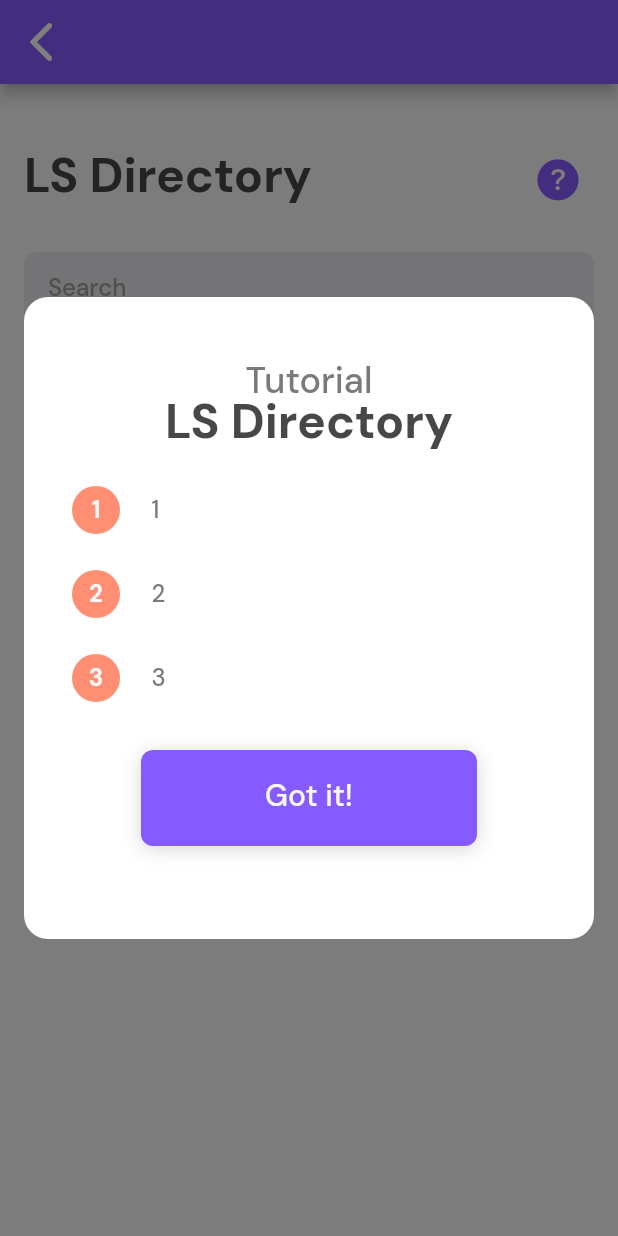
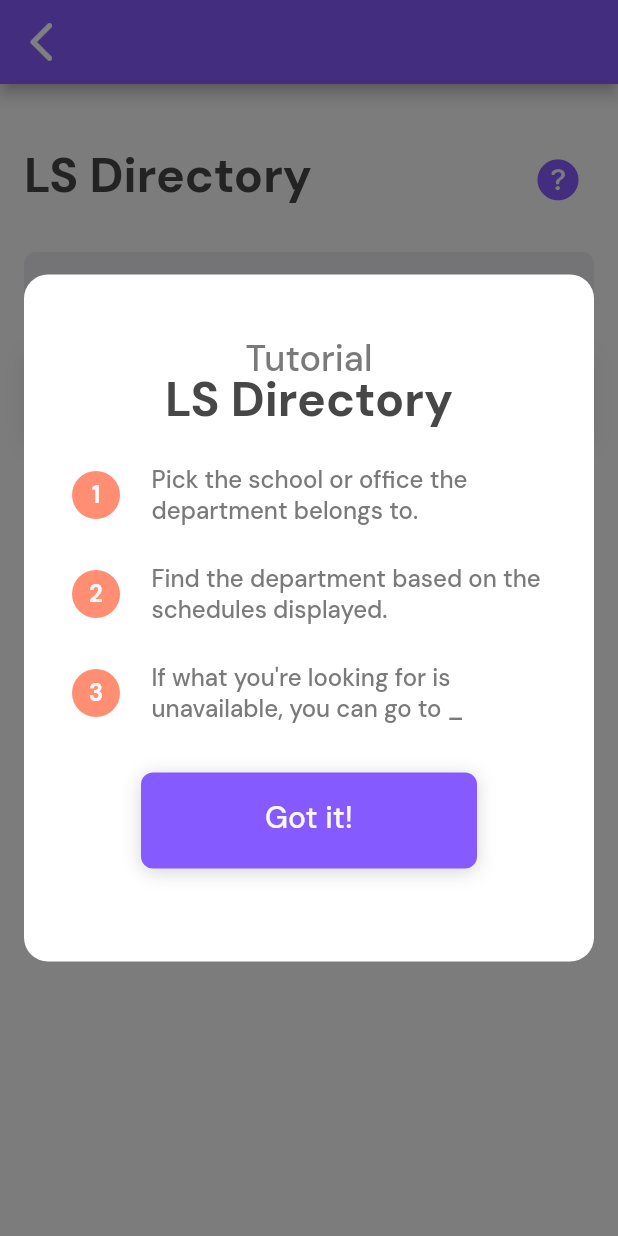
Before and after one commit to gdsc-loyola/admu_student_app, a Flutter app: the DirectoryPage screen opened directly, on a phone screen of 412 x 824 dp. Run offline on Flutter 3.47's test engine with Material 2 defaults, Android fonts, the phone set to English and light mode, and no system bars; our stand-ins replace google_fonts, introduction_screen, sqflite; missing offline and left inert: flutter_hsvcolor_picker; accounts and stored records are empty.

Commit message:
switch directory dropdown to expansiontile

```diff
--- a/lib/screens/drawer/directory_page.dart
+++ b/lib/screens/drawer/directory_page.dart
@@ -1,4 +1,5 @@
 import 'package:admu_student_app/widgets/custom_drop_down.dart';
+import 'package:admu_student_app/widgets/drawer/office_drop_down.dart';
 import 'package:flutter/material.dart';
 
 import 'package:admu_student_app/constants/app_colors.dart';
@@ -17,7 +18,7 @@ class _DirectoryPageState extends State<DirectoryPage> {
 
   TextEditingController _searchCtrl = TextEditingController();
 
-  int _selected = 0;
+  int _selected = -1;
 
   @override
   void initState() {
@@ -45,9 +46,9 @@ class _DirectoryPageState extends State<DirectoryPage> {
       context,
       title: 'LS Directory',
       strings: [
-        '1',
-        '2',
-        '3',
+        'Pick the school or office the department belongs to.',
+        'Find the department based on the schedules displayed.',
+        'If what you\'re looking for is unavailable, you can go to _',
       ],
     );
   }
@@ -61,60 +62,12 @@ class _DirectoryPageState extends State<DirectoryPage> {
     });
   }
 
-  Widget _buildGroupDropdown(List<Map<String, dynamic>> data) {
-    List<DropdownMenuItem> items = [
-      DropdownMenuItem(
-        child: Text(
-          'Select an office or a department',
-          // style: Theme.of(context).textTheme.bodyText1.copyWith(color: AppColors.GRAY_LIGHT[2]),
-        ),
-        value: 0,
-      ),
-    ];
-
-    int index = 1;
-    for (Map m in data) {
-      items.add(
-        DropdownMenuItem(
-          child: Text(m['title']),
-          value: index,
-        ),
-      );
-      index++;
-    }
-
-    return Container(
-      width: double.infinity,
-      height: 56, // ?
-      padding: EdgeInsets.fromLTRB(32, 16, 16, 16),
-      decoration: BoxDecoration(
-        color: AppColors.PRIMARY_LIGHT, // original MAIN
-        borderRadius: BorderRadius.all(Radius.circular(8)),
-      ),
-      child: DropdownButtonHideUnderline(
-        child: DropdownButton(
-          value: _selected,
-          items: items,
-          onChanged: (val) {
-            setState(() {
-              _selected = val;
-            });
-          },
-        ),
-      ),
-    );
-  }
-
   @override
   Widget build(BuildContext context) {
     List<Map<String, dynamic>> data =
-      LSDirectory.getFiltered(_searchCtrl.text, _isSearching);
-/*    if (_isSearching)
-      data = LSDirectory.getFiltered(_searchCtrl.text);
-    else
-      data = LSDirectory.getFiltered('');*/
+        LSDirectory.getFiltered(_searchCtrl.text, _isSearching);
 
-    if (_selected > data.length) _selected = 0;
+    if (_selected > data.length) _selected = -1;
 
     return Scaffold(
       appBar: AppBar(
@@ -165,7 +118,7 @@ class _DirectoryPageState extends State<DirectoryPage> {
                         keyboardType: TextInputType.multiline,
                         onTap: () {
                           setState(() {
-                            if (!_isSearching) _selected = 0;
+                            if (!_isSearching) _selected = -1;
                             _isSearching = true;
                           });
                         },
@@ -197,7 +150,7 @@ class _DirectoryPageState extends State<DirectoryPage> {
                         onTap: () {
                           setState(() {
                             _isSearching = false;
-                            _selected = 0;
+                            _selected = -1;
                             _searchCtrl.text = '';
                           });
                         },
@@ -216,7 +169,15 @@ class _DirectoryPageState extends State<DirectoryPage> {
             SizedBox(height: 16),
 
             // dropdown of groups
-            if (!_isSearching) _buildGroupDropdown(data),
+            if (!_isSearching)
+              OfficeDropDown(
+                data,
+                (i) {
+                  setState(() {
+                    _selected = i;
+                  });
+                },
+              ),
 
             if (_isSearching)
               ListView.builder(
@@ -257,15 +218,15 @@ class _DirectoryPageState extends State<DirectoryPage> {
               ),
 
             // offices
-            _selected != 0
+            _selected != -1
                 ? ListView.builder(
                     shrinkWrap: true,
                     physics: NeverScrollableScrollPhysics(),
-                    itemCount: data[_selected - 1]['offices'].length,
+                    itemCount: data[_selected]['offices'].length,
                     itemBuilder: (_, index) {
                       List<Widget> emails = [];
 
-                      Map<String, dynamic> officeData = data[_selected - 1]
+                      Map<String, dynamic> officeData = data[_selected]
                               ['offices'][index]
                           .cast<String, dynamic>();
                       List<String> rawEmails =
--- a/lib/screens/enlistment/enlistment_page.dart
+++ b/lib/screens/enlistment/enlistment_page.dart
@@ -41,9 +41,9 @@ class _EnlistmentPageState extends State<EnlistmentPage> {
       context,
       title: 'Enlistment',
       strings: [
-        '1',
-        '2',
-        '3',
+        'To add a class, tap the + button at the top right corner..',
+        'Fill out the required fields and hit done after!',
+        'Tap select and add the confirmed classes to your schedule.',
       ],
     );
   }
--- a/lib/screens/home/pomodoro_page.dart
+++ b/lib/screens/home/pomodoro_page.dart
@@ -95,9 +95,9 @@ class _PomodoroPageState extends State<PomodoroPage> {
       context,
       title: 'Pomodoro',
       strings: [
-        '1',
-        '2',
-        '3',
+        'Pick a task.',
+        'Start the timer and work until the timer stops.',
+        'Take a short or long break.',
       ],
     );
   }
--- a/lib/screens/schedule/schedule_page.dart
+++ b/lib/screens/schedule/schedule_page.dart
@@ -31,9 +31,9 @@ class _SchedulePageState extends State<SchedulePage> {
       context,
       title: 'Class Schedule',
       strings: [
-        '1',
-        '2',
-        '3',
+        'To add your classes, tap the + button at the top right corner.',
+        'You can edit your classes by clicking on it.',
+        'Delete your schedule by clicking on the trash icon.',
       ],
     );
   }
--- /dev/null
+++ b/lib/widgets/drawer/office_drop_down.dart
@@ -0,0 +1,186 @@
+// modified from the original ExpansionTile
+
+// Copyright 2014 The Flutter Authors. All rights reserved.
+// Use of this source code is governed by a BSD-style license that can be
+// found in the LICENSE file.
+
+import 'package:flutter/material.dart';
+import 'package:flutter/widgets.dart';
+
+import 'package:admu_student_app/constants/app_colors.dart';
+import 'package:admu_student_app/constants/app_effects.dart';
+
+const Duration _kExpand = Duration(milliseconds: 200);
+
+class OfficeDropDown extends StatefulWidget {
+  const OfficeDropDown(
+    this.data,
+    this.onSelect,
+  );
+
+  final List<Map<String, dynamic>> data;
+  final Function(int) onSelect;
+
+  @override
+  _OfficeDropDownState createState() => _OfficeDropDownState();
+}
+
+class _OfficeDropDownState extends State<OfficeDropDown>
+    with SingleTickerProviderStateMixin {
+  static final Animatable<double> _easeInTween =
+      CurveTween(curve: Curves.easeIn);
+  static final Animatable<double> _halfTween =
+      Tween<double>(begin: 0.0, end: 0.5);
+
+  AnimationController _controller;
+  Animation<double> _iconTurns;
+  Animation<double> _heightFactor;
+
+  bool _isExpanded = false;
+
+  int _sel = -1;
+
+  @override
+  void initState() {
+    super.initState();
+    _controller = AnimationController(duration: _kExpand, vsync: this);
+    _heightFactor = _controller.drive(_easeInTween);
+    _iconTurns = _controller.drive(_halfTween.chain(_easeInTween));
+    if (_isExpanded) _controller.value = 1.0;
+  }
+
+  @override
+  void dispose() {
+    _controller.dispose();
+    super.dispose();
+  }
+
+  void _handleTap() {
+    setState(() {
+      _isExpanded = !_isExpanded;
+      if (_isExpanded) {
+        _controller.forward();
+      } else {
+        _controller.reverse().then<void>((void value) {
+          if (!mounted) return;
+          setState(() {
+            // Rebuild without widget.children.
+          });
+        });
+      }
+      PageStorage.of(context)?.writeState(context, _isExpanded);
+    });
+  }
+
+  Widget _buildChildren(BuildContext context, Widget child) {
+    return Container(
+      decoration: BoxDecoration(
+        color: Colors.white,
+        borderRadius: BorderRadius.all(Radius.circular(8)),
+        boxShadow: [AppEffects.SHADOW_FOR_WHITE],
+      ),
+      child: Column(
+        mainAxisSize: MainAxisSize.min,
+        crossAxisAlignment: CrossAxisAlignment.start,
+        children: <Widget>[
+          InkWell(
+            onTap: _handleTap,
+            child: Container(
+              height: 64, // original 66
+              padding: EdgeInsets.symmetric(horizontal: 16),
+              decoration: BoxDecoration(
+                color: AppColors.PRIMARY_MAIN,
+                borderRadius: BorderRadius.all(Radius.circular(8)),
+              ),
+              child: Center(
+                child: Row(
+                  children: [
+                    Expanded(
+                      child: Text(
+                        _sel == -1
+                            ? 'Select an office or a department'
+                            : widget.data[_sel]['title'],
+                        style: Theme.of(context)
+                            .textTheme
+                            .bodyText1
+                            .copyWith(color: AppColors.GRAY_LIGHT[2]),
+                      ),
+                    ),
+                    RotationTransition(
+                      turns: _iconTurns,
+                      child: Icon(
+                        Icons.expand_more_rounded,
+                        size: 36,
+                        color: AppColors.GRAY_LIGHT[2],
+                      ),
+                    ),
+                  ],
+                ),
+              ),
+            ),
+          ),
+          ClipRect(
+            child: Align(
+              alignment: Alignment.center,
+              heightFactor: _heightFactor.value,
+              child: child,
+            ),
+          ),
+        ],
+      ),
+    );
+  }
+
+  List<Widget> _buildDropDown() {
+    List<Widget> widgets = [];
+
+    for (int i = 0; i < widget.data.length; i++) {
+      widgets.add(InkWell(
+        onTap: () {
+          setState(() {
+            _sel = i;
+            widget.onSelect(_sel);
+          });
+        },
+        child: Container(
+          padding: EdgeInsets.all(16),
+          child: Center(
+            child: Row(children: [
+              Expanded(
+                child: Text(widget.data[i]['title'],
+                    style: Theme.of(context)
+                        .textTheme
+                        .bodyText1
+                        .copyWith(color: AppColors.GRAY_DARK[0])),
+              )
+            ]),
+          ),
+        ),
+      ));
+    }
+
+    return widgets;
+  }
+
+  @override
+  Widget build(BuildContext context) {
+    final bool closed = !_isExpanded && _controller.isDismissed;
+    final bool shouldRemoveChildren = closed;
+
+    final Widget result = Offstage(
+        child: TickerMode(
+          child: Column(
+            crossAxisAlignment: CrossAxisAlignment.start,
+            children: _buildDropDown(),
+          ),
+          enabled: !closed,
+        ),
+        offstage: closed);
+
+    return AnimatedBuilder(
+      animation: _controller.view,
+      builder: _buildChildren,
+      child: shouldRemoveChildren ? null : result,
+    );
+  }
+}
--- a/lib/widgets/modals/help.dart
+++ b/lib/widgets/modals/help.dart
@@ -63,6 +63,7 @@ class _HelpModal extends StatelessWidget {
 
           // title
           Text(title,
+              textAlign: TextAlign.center,
               style: Theme.of(context)
                   .textTheme
                   .headline4
```
Also changed, not shown: lib/screens/notes.dart (deleted, +0 -77 lines).
